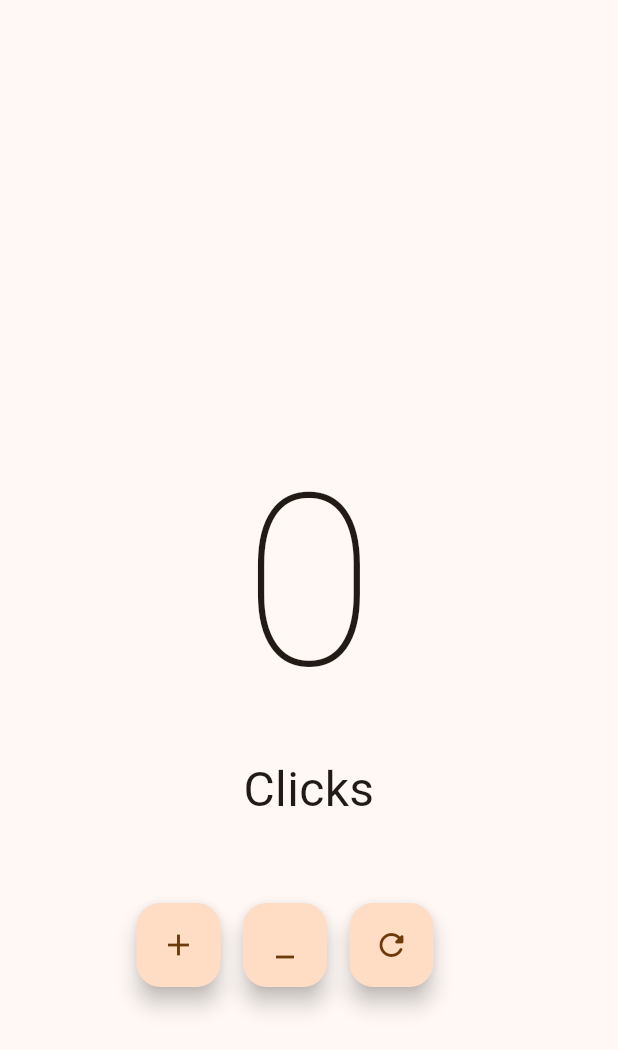
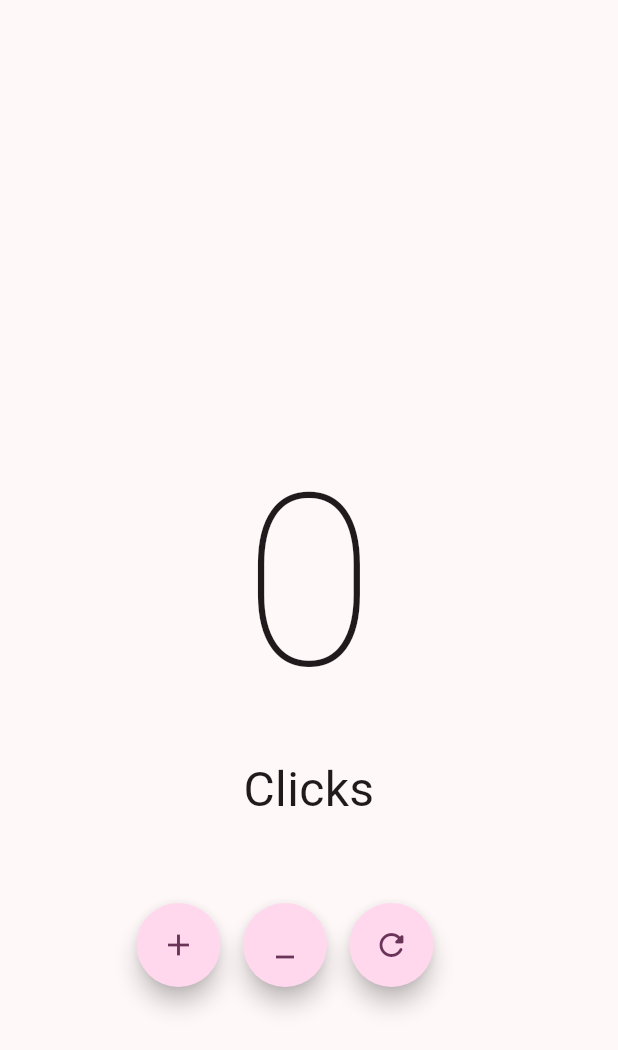
Before and after one commit to ScrobeZ/contadorApp, a Flutter app: the screen it shows after launch, on a phone screen of 412 x 824 dp. Shown: the top 1050 px of the screen. Run offline on Flutter 3.47's test engine with Material 2 defaults, Android fonts, the phone set to English and light mode, and no system bars.

Commit message:
Se creo el custom_button

```diff
--- a/lib/main.dart
+++ b/lib/main.dart
@@ -8,7 +8,7 @@ class MayApp extends StatelessWidget {
   @override
   Widget build(BuildContext context) {
     return  MaterialApp(
-      theme: ThemeData(useMaterial3: true,colorSchemeSeed: const Color.fromARGB(255, 255, 136, 0)),
+      theme: ThemeData(useMaterial3: true,colorSchemeSeed: Color.fromARGB(255, 255, 0, 212)),
       debugShowCheckedModeBanner: false,
       home: const Counter(),
     );
--- a/lib/presentation/screens/counter/counter_screen.dart
+++ b/lib/presentation/screens/counter/counter_screen.dart
@@ -1,4 +1,5 @@
 import 'package:flutter/material.dart';
+import 'package:guillermo_grellas/presentation/widgets/custom_button.dart';
 class Counter extends StatefulWidget {
   const Counter({super.key});
   @override
@@ -27,18 +28,17 @@ class _CounterState extends State<Counter> {
           ],
         ),
       ),
-      floatingActionButton:
-      Column(
+      floatingActionButton: Column(
         crossAxisAlignment: CrossAxisAlignment.center,
         children: [
           SizedBox(height: size.height*0.75,),
           Row(
             mainAxisAlignment: MainAxisAlignment.center,
             children: [
-
-              FloatingActionButton(
-                onPressed: () {
-                    setState(() {
+              CustomButton(
+                icon: Icons.add,
+                onPressed: (){
+                  setState(() {
                     countador ++;
                     if (countador > 0) {
                     text = 'Click';
@@ -49,32 +49,32 @@ class _CounterState extends State<Counter> {
                     }
                   );
                 },
-                child: const Icon(Icons.add),
               ),
+
               const SizedBox(width: 15),
-              FloatingActionButton(
-                onPressed: () {
-                    setState(() {
+              CustomButton(
+                icon: Icons.minimize,
+                onPressed: (){
+                  setState(() {
                     if (countador == 0) {
                       text = "No se puede bajar de 0";
                       }else{
                         countador --;
                         countador==1?text='Click':text='Clicks';
                       }
-                    });
-                  },
-                child: const Icon(Icons.minimize),
+                    }
+                  );
+                },
               ),
               const SizedBox(width: 15),
-              FloatingActionButton(
+              CustomButton(
+                icon: Icons.refresh_rounded,
                 onPressed: (){
-                  countador=0;
                   setState(() {
-
+                    countador=0;
                   });
-                  },
-                child: const Icon(Icons.refresh_rounded),
-                ),
+                },
+              ),
             ],
 
           ),
--- /dev/null
+++ b/lib/presentation/widgets/custom_button.dart
@@ -0,0 +1,21 @@
+import 'package:flutter/material.dart';
+
+class CustomButton extends StatelessWidget{
+
+  final VoidCallback? onPressed;
+  final IconData icon;
+
+  const CustomButton({super.key, this.onPressed, required this.icon});
+
+  @override
+  Widget build(BuildContext context) {
+
+    return FloatingActionButton(
+      shape: const StadiumBorder(),
+      onPressed: onPressed,
+      child: Icon(icon),
+      );
+
+  }
+
+}
```
